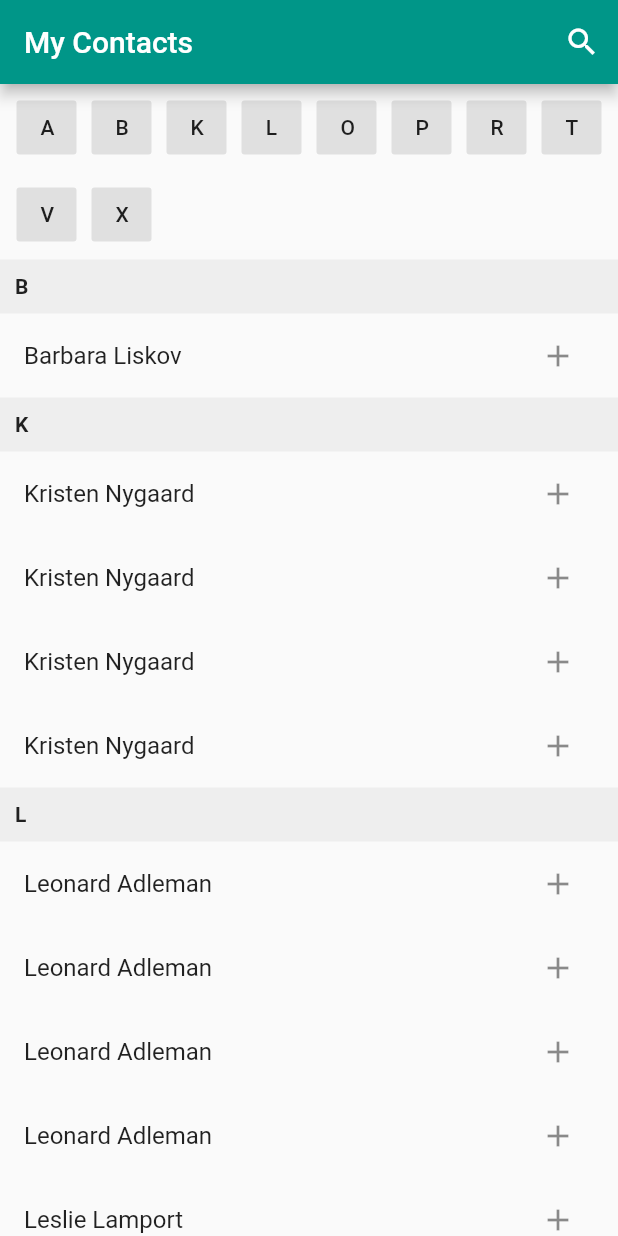
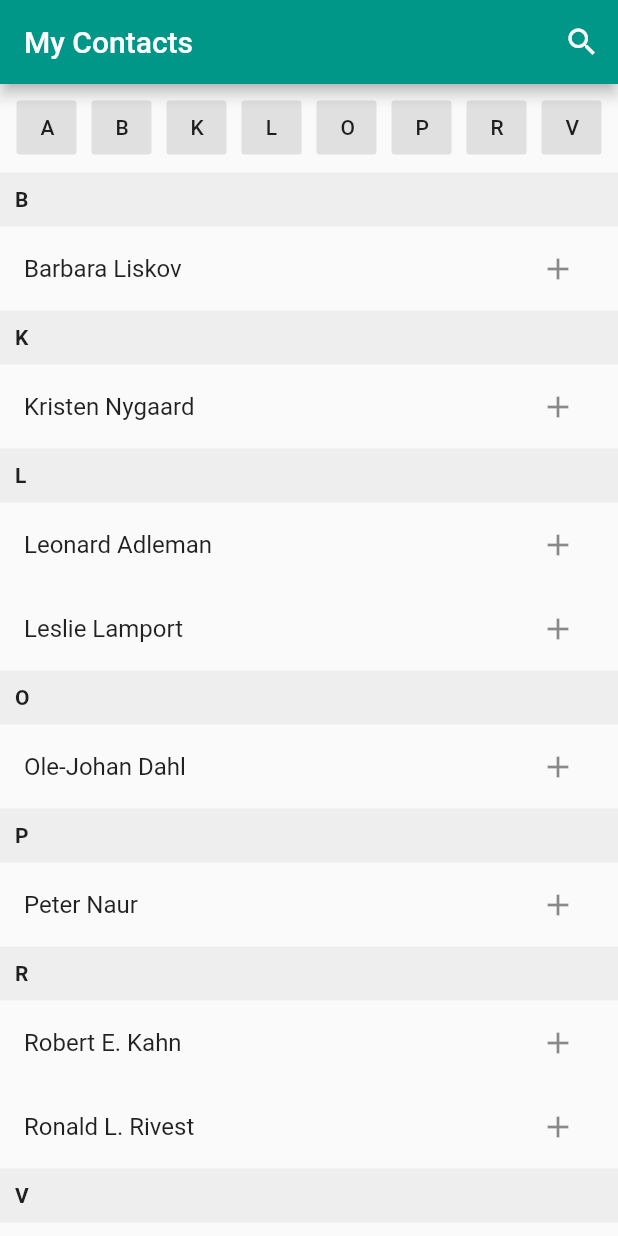
Before and after one commit to bstenm/flutter_miscellaneous, a Flutter app: the screen it shows after launch, after a tap on an icon or button, on a phone screen of 412 x 824 dp. Run offline on Flutter 3.47's test engine with Material 2 defaults, Android fonts, the phone set to English and light mode, and no system bars.

```diff
--- a/lib/ContactSearch.dart
+++ b/lib/ContactSearch.dart
@@ -66,19 +66,23 @@ class _ContactSearchState extends State<ContactSearch> {
       body: Container(
         child: Column(
           children: <Widget>[
-            _searchOn
-                ? Container()
-                : ScrollControlButtons(
-                    entries: _contactList.entries,
-                    scrollController: _scrollController,
-                  ),
+            Visibility(
+              visible: !_searchOn,
+              child: ScrollControlButtons(
+                entries: _contactList.entries,
+                scrollController: _scrollController,
+              ),
+            ),
             ContactList(
               entries: _contactList.entries,
               onSelect: _contactList.select,
               selectDisabled: _searchOn,
               scrollController: _scrollController,
             ),
-            _searchOn ? Container() : GroupedContacts(),
+            Visibility(
+              visible: !_searchOn,
+              child: GroupedContacts(),
+            ),
           ],
         ),
       ),
--- a/lib/ScrollControlButtons.dart
+++ b/lib/ScrollControlButtons.dart
@@ -1,33 +1,34 @@
 import 'package:flutter/material.dart';
 
 class ScrollControlButtons extends StatelessWidget {
+  final Map _entries;
+  final List<Map> groupByPosition = List<Map>();
+  final ScrollController _scrollController;
+
   ScrollControlButtons({
     Key key,
     @required entries,
     @required scrollController,
   })  : _entries = entries,
         _scrollController = scrollController,
-        super(key: key);
-
-  final Map _entries;
-  final ScrollController _scrollController;
-
-  @override
-  Widget build(BuildContext context) {
+        super(key: key) {
     List keys = _entries.keys.toList()..sort();
     double position = 0.0;
-    List<Map> withPos = List<Map>();
 
+    // build new data structure with physical position as key
     keys.forEach((k) {
       Map e = Map();
       e['groupId'] = k;
       e['position'] = position;
-      withPos.add(e);
+      groupByPosition.add(e);
       position += 35.0 + (_entries[k].length * 56.0);
     });
+  }
 
-    List<Widget> _buildButtons() {
-      return withPos.map((entry) {
+  @override
+  Widget build(BuildContext context) {
+    return Wrap(
+      children: groupByPosition.map((entry) {
         return Container(
           margin: EdgeInsets.all(5.0),
           width: 40.0,
@@ -43,9 +44,7 @@ class ScrollControlButtons extends StatelessWidget {
             },
           ),
         );
-      }).toList();
-    }
-
-    return Wrap(children: _buildButtons());
+      }).toList(),
+    );
   }
 }
--- a/lib/state/ContactListState.dart
+++ b/lib/state/ContactListState.dart
@@ -10,26 +10,11 @@ class ContactListState with ChangeNotifier {
     'Kristen Nygaard',
     'Leonard Adleman',
     'Leslie Lamport',
-    'Kristen Nygaard',
-    'Leonard Adleman',
-    'Leslie Lamport',
-    'Kristen Nygaard',
-    'Leonard Adleman',
-    'Leslie Lamport',
-    'Kristen Nygaard',
-    'Leonard Adleman',
-    'Leslie Lamport',
     'Ole-Johan Dahl',
     'Peter Naur',
     'Robert E. Kahn',
     'Ronald L. Rivest',
     'Vinton G. Cerf',
-    'Xenathon',
-    'Xenathon',
-    'Xenathon',
-    'Xenathon',
-    'To',
-    'To',
   ];
   Map _entries = {};
   List _selected = List<String>();
```
